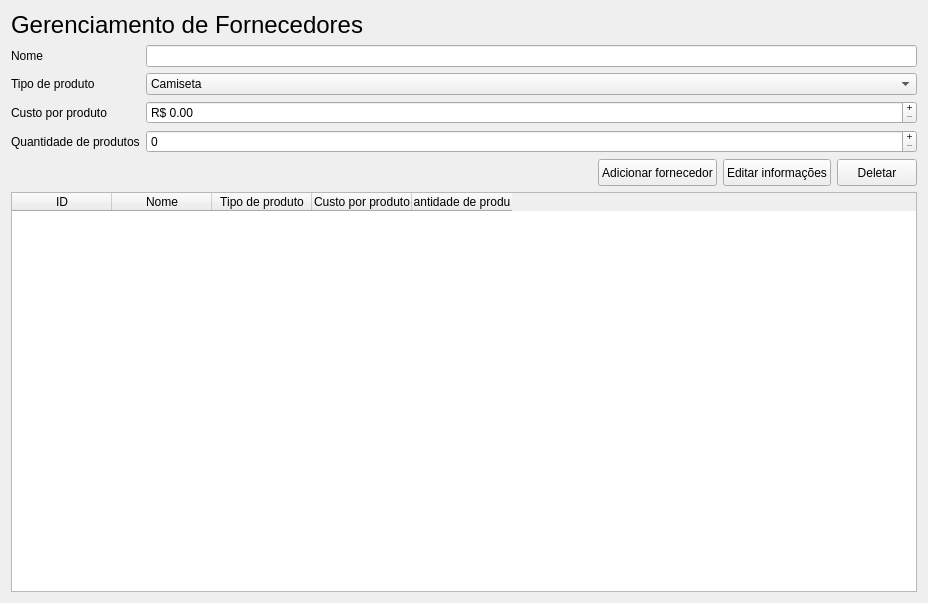
The window that view/management UIs/providers_management.ui (PedroGregori/Projeto_Integrador--SENAC_BA-2022) describes before a commit, drawn with Qt 5.
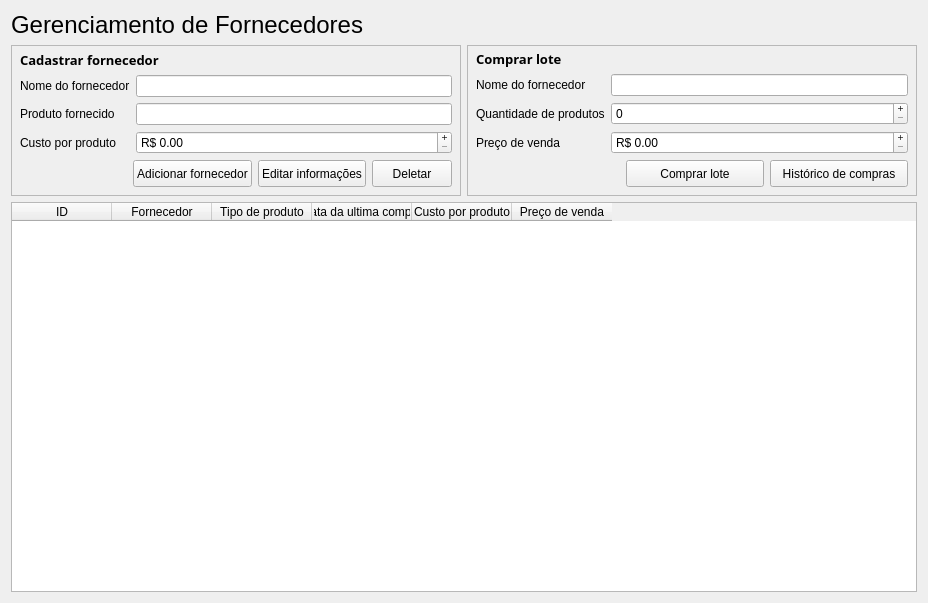
The same window after the commit.

The edit to the form file:
```diff
--- a/view/management UIs/providers_management.ui
+++ b/view/management UIs/providers_management.ui
@@ -13,7 +13,7 @@
   <property name="windowTitle">
    <string>Form</string>
   </property>
-  <layout class="QVBoxLayout" name="verticalLayout_2">
+  <layout class="QVBoxLayout" name="verticalLayout_3">
    <item>
     <widget class="QLabel" name="label">
      <property name="font">
@@ -27,13 +27,46 @@
     </widget>
    </item>
    <item>
+    <layout class="QHBoxLayout" name="horizontalLayout_3">
+     <item>
+      <widget class="QFrame" name="frame_providerData">
+       <property name="frameShape">
+        <enum>QFrame::StyledPanel</enum>
+       </property>
     <layout class="QVBoxLayout" name="verticalLayout">
+        <property name="leftMargin">
+         <number>8</number>
+        </property>
+        <property name="topMargin">
+         <number>4</number>
+        </property>
+        <property name="rightMargin">
+         <number>8</number>
+        </property>
+        <property name="bottomMargin">
+         <number>8</number>
+        </property>
+        <item>
+         <widget class="QLabel" name="label_3">
+          <property name="font">
+           <font>
+            <family>Segoe UI Semilight</family>
+            <pointsize>10</pointsize>
+            <weight>75</weight>
+            <bold>true</bold>
+           </font>
+          </property>
+          <property name="text">
+           <string>Cadastrar fornecedor</string>
+          </property>
+         </widget>
+        </item>
      <item>
       <layout class="QFormLayout" name="formLayout">
        <item row="0" column="0">
         <widget class="QLabel" name="nameLabel">
          <property name="text">
-          <string>Nome</string>
+             <string>Nome do fornecedor</string>
          </property>
         </widget>
        </item>
@@ -43,66 +76,36 @@
        <item row="1" column="0">
         <widget class="QLabel" name="productTypeLabel">
          <property name="text">
-          <string>Tipo de produto</string>
+             <string>Produto fornecido</string>
          </property>
         </widget>
        </item>
        <item row="1" column="1">
-        <widget class="QComboBox" name="productType">
-         <item>
-          <property name="text">
-           <string>Camiseta</string>
-          </property>
-         </item>
-         <item>
-          <property name="text">
-           <string>Calça</string>
-          </property>
-         </item>
-         <item>
-          <property name="text">
-           <string/>
-          </property>
-         </item>
-        </widget>
+           <widget class="QLineEdit" name="lineEdit"/>
        </item>
        <item row="2" column="0">
-        <widget class="QLabel" name="cost_per_productLabel">
-         <property name="text">
-          <string>Custo por produto</string>
-         </property>
-        </widget>
-       </item>
-       <item row="2" column="1">
-        <widget class="QDoubleSpinBox" name="cost_per_product">
-         <property name="buttonSymbols">
-          <enum>QAbstractSpinBox::PlusMinus</enum>
-         </property>
-         <property name="prefix">
-          <string>R$ </string>
-         </property>
-         <property name="suffix">
-          <string/>
-         </property>
-         <property name="maximum">
-          <double>10000000.000000000000000</double>
-         </property>
-        </widget>
-       </item>
-       <item row="3" column="0">
         <widget class="QLabel" name="products_quantityLabel">
          <property name="text">
-          <string>Quantidade de produtos</string>
+             <string>Custo por produto</string>
          </property>
         </widget>
        </item>
-       <item row="3" column="1">
-        <widget class="QSpinBox" name="products_quantity">
+          <item row="2" column="1">
+           <widget class="QDoubleSpinBox" name="products_quantity">
+            <property name="minimumSize">
+             <size>
+              <width>0</width>
+              <height>22</height>
+             </size>
+            </property>
          <property name="buttonSymbols">
           <enum>QAbstractSpinBox::PlusMinus</enum>
          </property>
+            <property name="prefix">
+             <string>R$ </string>
+            </property>
          <property name="maximum">
-          <number>999999999</number>
+             <double>10000000.000000000000000</double>
          </property>
         </widget>
        </item>
@@ -180,6 +183,164 @@
       </layout>
      </item>
     </layout>
+      </widget>
+     </item>
+     <item>
+      <widget class="QFrame" name="frame">
+       <property name="frameShape">
+        <enum>QFrame::StyledPanel</enum>
+       </property>
+       <layout class="QVBoxLayout" name="verticalLayout_2">
+        <property name="leftMargin">
+         <number>8</number>
+        </property>
+        <property name="topMargin">
+         <number>4</number>
+        </property>
+        <property name="rightMargin">
+         <number>8</number>
+        </property>
+        <property name="bottomMargin">
+         <number>8</number>
+        </property>
+        <item>
+         <widget class="QLabel" name="label_2">
+          <property name="font">
+           <font>
+            <family>Segoe UI Semilight</family>
+            <pointsize>10</pointsize>
+            <weight>75</weight>
+            <bold>true</bold>
+           </font>
+          </property>
+          <property name="text">
+           <string>Comprar lote</string>
+          </property>
+         </widget>
+        </item>
+        <item>
+         <layout class="QFormLayout" name="formLayout_2">
+          <item row="0" column="0">
+           <widget class="QLabel" name="nameLabel_2">
+            <property name="text">
+             <string>Nome do fornecedor</string>
+            </property>
+           </widget>
+          </item>
+          <item row="0" column="1">
+           <widget class="QLineEdit" name="name_2"/>
+          </item>
+          <item row="1" column="0">
+           <widget class="QLabel" name="cost_per_productLabel_2">
+            <property name="text">
+             <string>Quantidade de produtos</string>
+            </property>
+           </widget>
+          </item>
+          <item row="1" column="1">
+           <widget class="QSpinBox" name="cost_per_product_2">
+            <property name="minimumSize">
+             <size>
+              <width>0</width>
+              <height>22</height>
+             </size>
+            </property>
+            <property name="buttonSymbols">
+             <enum>QAbstractSpinBox::PlusMinus</enum>
+            </property>
+            <property name="maximum">
+             <number>999999999</number>
+            </property>
+           </widget>
+          </item>
+          <item row="2" column="0">
+           <widget class="QLabel" name="salePrice_Label_2">
+            <property name="text">
+             <string>Preço de venda </string>
+            </property>
+           </widget>
+          </item>
+          <item row="2" column="1">
+           <widget class="QDoubleSpinBox" name="salePrice_2">
+            <property name="minimumSize">
+             <size>
+              <width>0</width>
+              <height>22</height>
+             </size>
+            </property>
+            <property name="buttonSymbols">
+             <enum>QAbstractSpinBox::PlusMinus</enum>
+            </property>
+            <property name="prefix">
+             <string>R$ </string>
+            </property>
+            <property name="maximum">
+             <double>10000000.000000000000000</double>
+            </property>
+           </widget>
+          </item>
+         </layout>
+        </item>
+        <item>
+         <layout class="QHBoxLayout" name="horizontalLayout_2">
+          <item>
+           <spacer name="horizontalSpacer_2">
+            <property name="orientation">
+             <enum>Qt::Horizontal</enum>
+            </property>
+            <property name="sizeType">
+             <enum>QSizePolicy::Preferred</enum>
+            </property>
+            <property name="sizeHint" stdset="0">
+             <size>
+              <width>150</width>
+              <height>20</height>
+             </size>
+            </property>
+           </spacer>
+          </item>
+          <item>
+           <widget class="QPushButton" name="Btn_add_2">
+            <property name="minimumSize">
+             <size>
+              <width>0</width>
+              <height>27</height>
+             </size>
+            </property>
+            <property name="font">
+             <font>
+              <pointsize>9</pointsize>
+             </font>
+            </property>
+            <property name="text">
+             <string>Comprar lote</string>
+            </property>
+           </widget>
+          </item>
+          <item>
+           <widget class="QPushButton" name="pushButton">
+            <property name="minimumSize">
+             <size>
+              <width>0</width>
+              <height>27</height>
+             </size>
+            </property>
+            <property name="font">
+             <font>
+              <pointsize>9</pointsize>
+             </font>
+            </property>
+            <property name="text">
+             <string>Histórico de compras</string>
+            </property>
+           </widget>
+          </item>
+         </layout>
+        </item>
+       </layout>
+      </widget>
+     </item>
+    </layout>
    </item>
    <item>
     <widget class="QTableWidget" name="table">
@@ -190,7 +351,7 @@
      </column>
      <column>
       <property name="text">
-       <string>Nome</string>
+       <string>Fornecedor</string>
       </property>
      </column>
      <column>
@@ -198,6 +359,11 @@
        <string>Tipo de produto</string>
       </property>
      </column>
+     <column>
+      <property name="text">
+       <string>Data da ultima compra</string>
+      </property>
+     </column>
      <column>
       <property name="text">
        <string>Custo por produto</string>
@@ -205,7 +371,7 @@
      </column>
      <column>
       <property name="text">
-       <string>Quantidade de produtos</string>
+       <string>Preço de venda</string>
       </property>
      </column>
     </widget>
```
Lines whose indentation alone changed are shown as unchanged.
